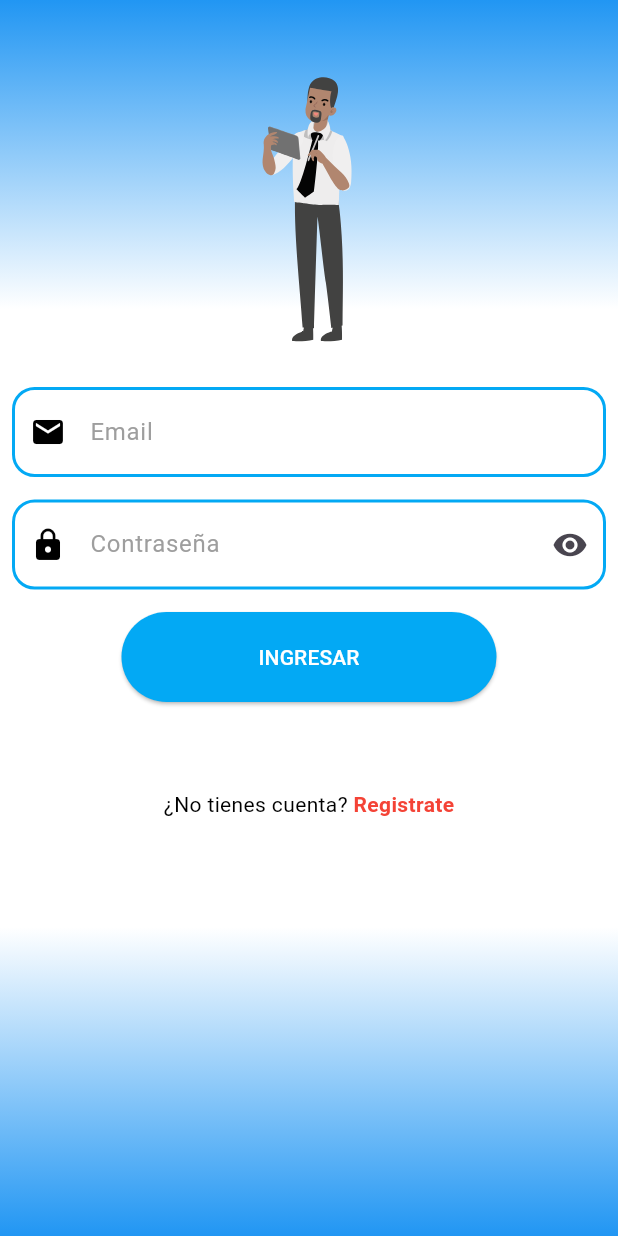
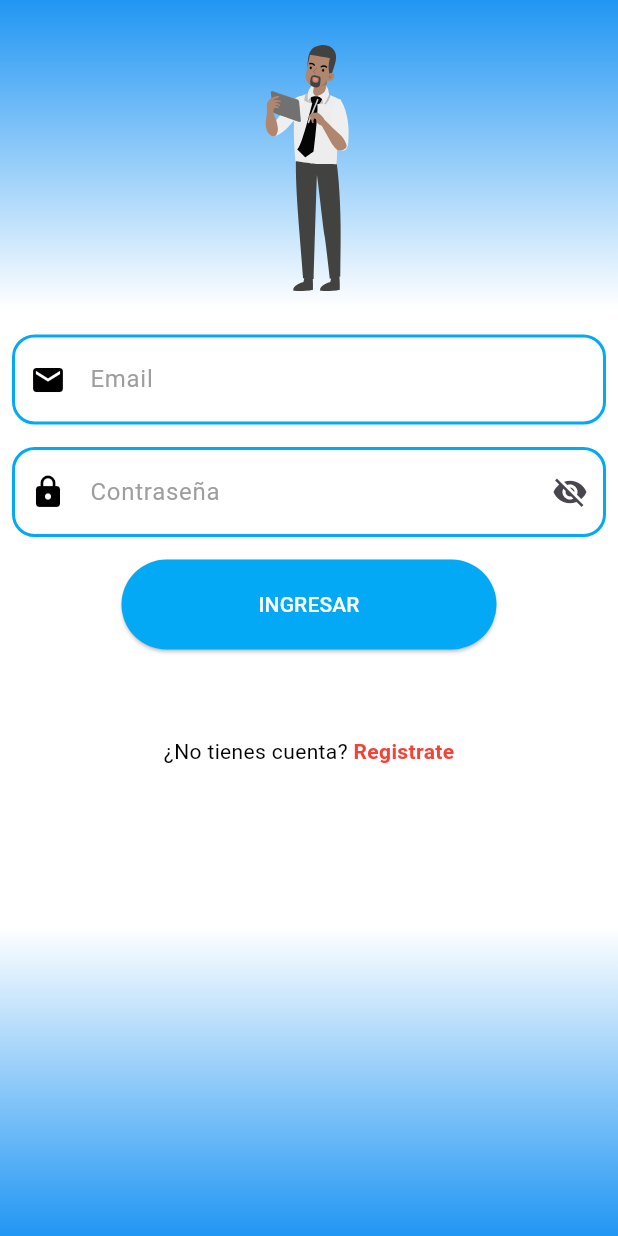
Before and after one commit to williamsts0102/conin, a Flutter app: the screen it shows after launch, on a phone screen of 412 x 824 dp. Run offline on Flutter 3.47's test engine with Material 2 defaults, Android fonts, the light colour scheme and no system bars; our stand-ins replace lottie.

Commit message:
agregando validaciones al login

```diff
--- a/lib/pages/login_pages/login_page.dart
+++ b/lib/pages/login_pages/login_page.dart
@@ -2,6 +2,8 @@ import 'package:conin/routes/route.dart';
 import 'package:flutter/gestures.dart';
 import 'package:flutter/material.dart';
 import 'package:lottie/lottie.dart';
+import 'package:provider/provider.dart';
+import 'package:conin/providers/provider_login.dart';
 
 class LoginPageConin extends StatefulWidget {
   const LoginPageConin({super.key});
@@ -24,7 +26,7 @@ class _LoginPageConinState extends State<LoginPageConin> {
         child: Center(
           child: Container(
             height: MediaQuery.of(context).size.height * 1,
-            padding: const EdgeInsets.only(bottom: 10, top: 30),
+            padding: const EdgeInsets.only(bottom: 0, top: 10),
             decoration: const BoxDecoration(
               gradient: LinearGradient(
                   begin: Alignment.topCenter,
@@ -43,7 +45,7 @@ class _LoginPageConinState extends State<LoginPageConin> {
                 children: [
                   SizedBox(
                     width: 300,
-                    height: 220,
+                    height: 205,
                     child: Lottie.asset('assets/lottie/login_conin.json'),
                     // child: Image.network(
                     //     'https://cdn.pixabay.com/photo/2022/12/12/12/58/dog-7651002_960_720.jpg'),
@@ -51,7 +53,9 @@ class _LoginPageConinState extends State<LoginPageConin> {
                   const SizedBox(
                     height: 0,
                   ),
-                  const _LoginForm(),
+                  ChangeNotifierProvider(
+                      create: (context) => ProviderLogin(),
+                      child: const _LoginForm()),
                   const SizedBox(
                     height: 50,
                   ),
@@ -97,19 +101,21 @@ class _LoginForm extends StatefulWidget {
 }
 
 class _LoginFormState extends State<_LoginForm> {
-  bool _isPass = true;
+  bool _ispassowrd = true;
 
   void _viewPassword() {
     setState(() {
-      _isPass = !_isPass;
+      _ispassowrd = !_ispassowrd;
     });
   }
 
   @override
   Widget build(BuildContext context) {
+    final loginProvider = Provider.of<ProviderLogin>(context);
+
     return SizedBox(
       child: Form(
-        // key: prov_login.formKey,
+        key: loginProvider.formkey,
         child: Padding(
           padding: const EdgeInsets.all(8.0),
           child: Column(
@@ -122,8 +128,15 @@ class _LoginFormState extends State<_LoginForm> {
                   hintText: 'Email',
                   prefixIcon: const Icon(Icons.email, color: Colors.black),
                 ),
-                onChanged: (value) {},
-                validator: (value) {},
+                onChanged: (value) => loginProvider.email = value,
+                validator: (value) {
+                  String caracteres =
+                      r'^(([^<>()[\]\\.,;:\s@\"]+(\.[^<>()[\]\\.,;:\s@\"]+)*)|(\".+\"))@((\[[0-9]{1,3}\.[0-9]{1,3}\.[0-9]{1,3}\.[0-9]{1,3}\])|(([a-zA-Z\-0-9]+\.)+[a-zA-Z]{2,}))$';
+                  RegExp regExp = RegExp(caracteres);
+                  return regExp.hasMatch(value ?? '')
+                      ? null
+                      : 'No es un correo valido';
+                },
               ),
               const SizedBox(
                 height: 15,
@@ -131,7 +144,7 @@ class _LoginFormState extends State<_LoginForm> {
               TextFormField(
                 style: const TextStyle(color: Colors.black),
                 autocorrect: false,
-                obscureText: _isPass,
+                obscureText: _ispassowrd,
                 keyboardType: TextInputType.text,
                 decoration: _builDecoration(
                   hintText: 'Contraseña',
@@ -140,14 +153,18 @@ class _LoginFormState extends State<_LoginForm> {
                     color: Colors.black,
                   ),
                   suffixIcon: InkWell(
+                    onTap: _viewPassword,
                     child: Icon(
-                      _isPass ? Icons.visibility : Icons.visibility_off,
+                      _ispassowrd ? Icons.visibility_off : Icons.visibility,
                     ),
-                    onTap: () {},
                   ),
                 ),
-                onChanged: (value) {},
-                validator: ((value) {}),
+                onChanged: (value) => loginProvider.password = value,
+                validator: (value) {
+                  return (value != null && value.length >= 8)
+                      ? null
+                      : 'La contraseña debe tener al menos 8 caracteres';
+                },
               ),
               const SizedBox(
                 height: 15,
@@ -162,15 +179,33 @@ class _LoginFormState extends State<_LoginForm> {
                   ),
                   disabledColor: Colors.purple,
                   elevation: 1,
-                  onPressed: () {
-                    Navigator.pushReplacementNamed(context, MyRoutes.rHome);
-                  },
-                  child: const Text(
-                    'INGRESAR',
-                    style: TextStyle(
-                      color: Colors.white,
-                    ),
-                  ),
+                  onPressed: loginProvider.isLoading
+                      ? null
+                      : () async {
+                          FocusScope.of(context).unfocus();
+                          if (!loginProvider.isValidForm()) return;
+
+                          loginProvider.isLoading = true;
+                          await Future.delayed(
+                            const Duration(seconds: 2),
+                          );
+                          loginProvider.isLoading = false;
+                          // ignore: use_build_context_synchronously
+                          Navigator.pushReplacementNamed(
+                              context, MyRoutes.rHome);
+                        },
+                  child: (loginProvider.isLoading)
+                      ? const CircularProgressIndicator(
+                          color: Colors.white,
+                        )
+                      : const Text('INGRESAR',
+                          style: TextStyle(color: Colors.white)),
+                  // const Text(
+                  //   'INGRESAR',
+                  //   style: TextStyle(
+                  //     color: Colors.white,
+                  //   ),
+                  // ),
                 ),
               )
             ],
@@ -187,15 +222,15 @@ InputDecoration _builDecoration({
   final Widget? suffixIcon,
 }) {
   return InputDecoration(
-      errorStyle: const TextStyle(fontSize: 15, color: Colors.white60),
+      errorStyle: const TextStyle(fontSize: 15, color: Colors.red),
       enabledBorder: OutlineInputBorder(
-          borderSide: BorderSide(width: 2, color: Colors.lightBlue),
+          borderSide: const BorderSide(width: 2, color: Colors.lightBlue),
           borderRadius: BorderRadius.circular(15)),
       focusedBorder: OutlineInputBorder(
-          borderSide: BorderSide(width: 2, color: Colors.blueAccent),
+          borderSide: const BorderSide(width: 2, color: Colors.blueAccent),
           borderRadius: BorderRadius.circular(15)),
       border: OutlineInputBorder(
-        borderSide: BorderSide(width: 2, color: Colors.blueAccent),
+        borderSide: const BorderSide(width: 2, color: Colors.blueAccent),
         borderRadius: BorderRadius.circular(15),
       ),
       filled: true,
@@ -204,5 +239,5 @@ InputDecoration _builDecoration({
       hintStyle: const TextStyle(color: Colors.grey),
       prefixIcon: prefixIcon,
       suffixIcon: suffixIcon,
-      contentPadding: EdgeInsets.all(18));
+      contentPadding: const EdgeInsets.all(18));
 }
--- /dev/null
+++ b/lib/providers/provider_login.dart
@@ -0,0 +1,21 @@
+import 'package:flutter/material.dart';
+
+class ProviderLogin extends ChangeNotifier {
+  GlobalKey<FormState> formkey = GlobalKey<FormState>();
+
+  String email = '';
+  String password = '';
+
+  bool _isLoading = false;
+
+  bool get isLoading => _isLoading;
+
+  set isLoading(bool value) {
+    _isLoading = value;
+    notifyListeners();
+  }
+
+  bool isValidForm() {
+    return formkey.currentState?.validate() ?? false;
+  }
+}
```
Also changed, not shown: lib/main.dart (+9 -1 lines).
